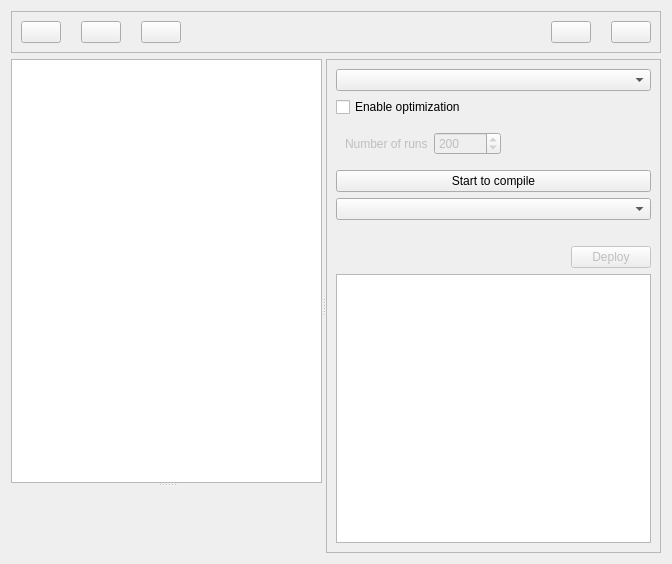
Before: the Qt Designer form editcontract.ui in LUX-Core/Lux-Solidity-IDE, drawn with Qt 5.
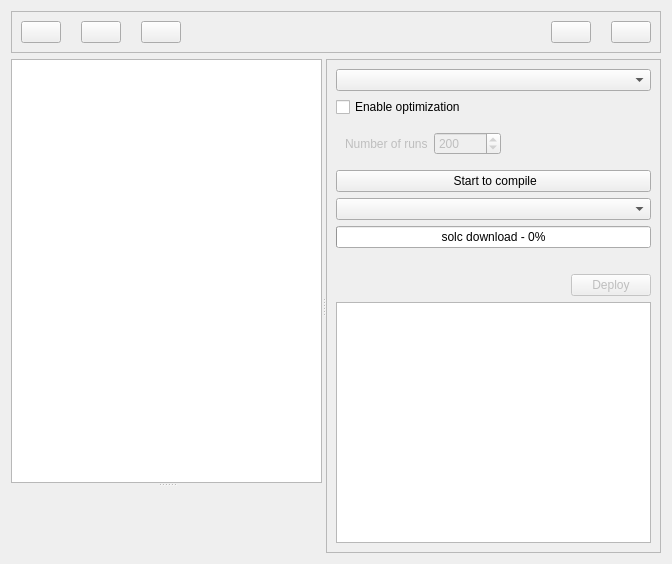
After: the same form once the commit is applied. Icons and pictures are not drawn. Custom widgets are drawn as their Qt base class.

Commit message: 1) download solc versions from ethereum/solidity (ubuntu) 2) customize comboBox versions (icons, diff colors to download and stored in comp)

What changed in the file:
```diff
--- a/editcontract.ui
+++ b/editcontract.ui
@@ -201,17 +201,33 @@
           <string>Build</string>
          </property>
          <property name="text">
-          <string>Start to compile</string>
+          <string> Start to compile</string>
          </property>
          <property name="icon">
           <iconset resource="res.qrc">
            <normaloff>:/imgs/compile.png</normaloff>:/imgs/compile.png</iconset>
          </property>
+         <property name="iconSize">
+          <size>
+           <width>14</width>
+           <height>14</height>
+          </size>
+         </property>
         </widget>
        </item>
        <item>
         <widget class="QComboBox" name="comboBoxChooseDeploy"/>
        </item>
+       <item>
+        <widget class="QProgressBar" name="progressBarDownloadSolc">
+         <property name="value">
+          <number>0</number>
+         </property>
+         <property name="format">
+          <string>solc download - %p%</string>
+         </property>
+        </widget>
+       </item>
        <item>
         <widget class="QLabel" name="labelBuildStatus">
          <property name="text">
```
Left out of the diff: 2 changed lines with no effect on the pictures. The commit also changes 11 other files.
